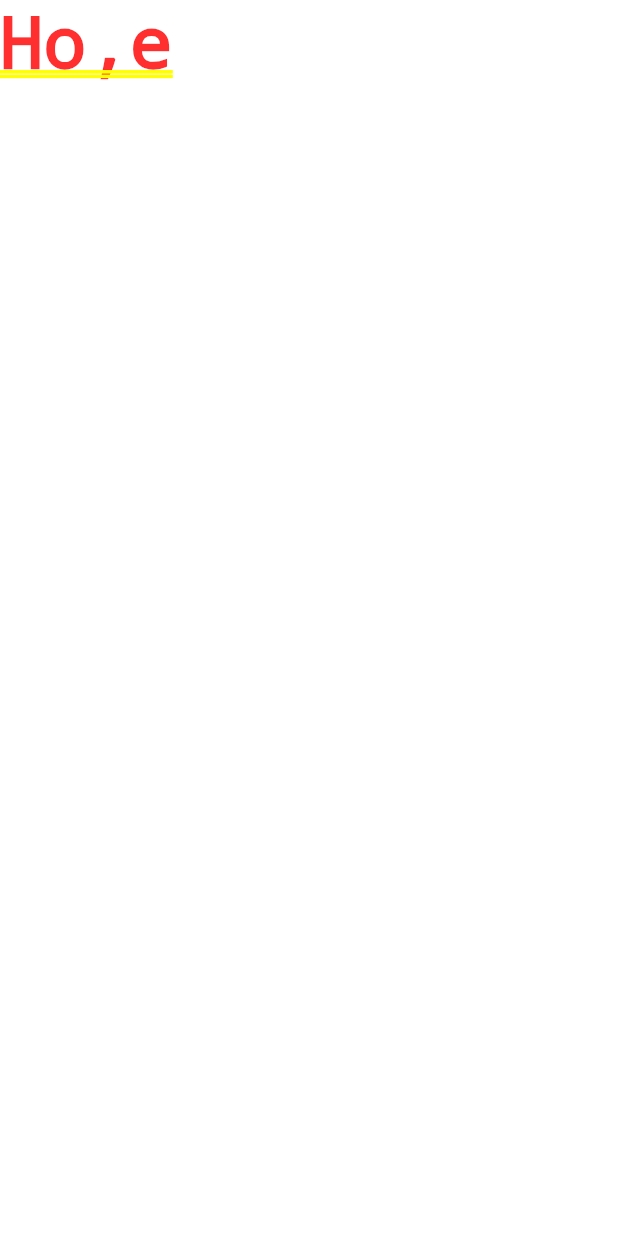
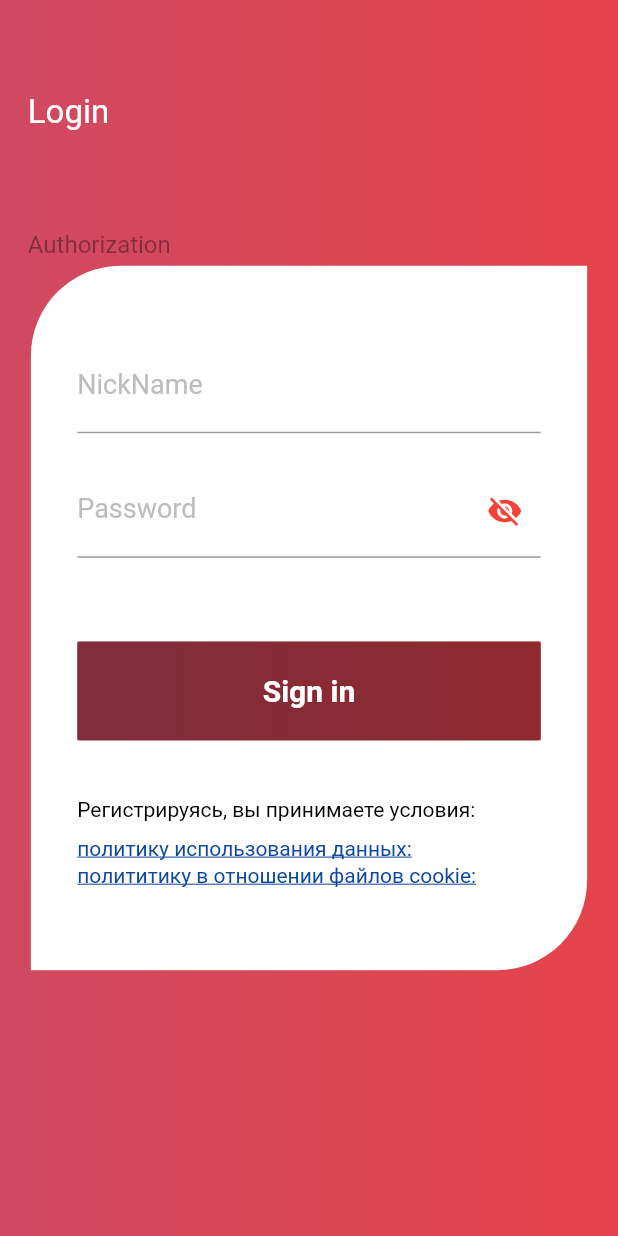
Before and after one commit to STStereotype/test-task-flutter, a Flutter app: the screen it shows after launch, on a phone screen of 412 x 824 dp. Run offline on Flutter 3.47's test engine with Material 2 defaults, Android fonts, the phone set to English and light mode, and no system bars.

Commit message:
login_page
Создание страницы регистрации с проверкой на корректные данные.

```diff
--- /dev/null
+++ b/test_task_flutter/lib/Pages/home_page.dart
@@ -0,0 +1,15 @@
+import 'package:flutter/material.dart';
+
+class HomePage extends StatefulWidget {
+  const HomePage({Key? key}) : super(key: key);
+
+  @override
+  _HomePageState createState() => _HomePageState();
+}
+
+class _HomePageState extends State<HomePage> {
+  @override
+  Widget build(BuildContext context) {
+    return Container();
+  }
+}
--- /dev/null
+++ b/test_task_flutter/lib/Pages/login_page.dart
@@ -0,0 +1,199 @@
+import 'package:test_task_flutter/validation/authorization.dart';
+import 'package:test_task_flutter/Widgets/input.dart';
+import 'package:test_task_flutter/Widgets/my_buttin.dart';
+import 'package:test_task_flutter/Widgets/text.dart';
+import 'package:flutter/material.dart';
+import 'dart:ui' as ui;
+
+double width = 0;
+double height = 0;
+
+class BackgroundSignIn extends CustomPainter {
+  @override
+  void paint(Canvas canvas, Size size) {
+    var paint = Paint()
+      ..shader = ui.Gradient.linear(
+        Offset(0, 0),
+        Offset(width, 0),
+        <Color>[
+          Color(0xFFD04961),
+          Color(0xFFE5434B),
+        ],
+      );
+    Path mainBackground = Path();
+    mainBackground.addRect(Rect.fromLTRB(0, 0, width, height));
+    canvas.drawPath(mainBackground, paint);
+    //blue
+    Path path = Path()
+      ..addRRect(RRect.fromRectAndCorners(
+          Rect.fromCenter(
+              center: Offset(width / 2, height / 2),
+              width: width * 0.9,
+              height: height * 0.57),
+          topLeft: Radius.circular(60),
+          bottomRight: Radius.circular(60)))
+      ..close();
+    var paint2 = Paint();
+    paint2.color = Colors.white;
+    canvas.drawPath(path, paint2);
+  }
+
+  @override
+  bool shouldRepaint(covariant CustomPainter oldDelegate) {
+    return oldDelegate != this;
+  }
+}
+
+class LoginPage extends StatefulWidget {
+  const LoginPage({Key? key}) : super(key: key);
+
+  @override
+  _LoginPageState createState() => _LoginPageState();
+}
+
+class _LoginPageState extends State<LoginPage> {
+  AuthorizationService _authorizationService = AuthorizationService();
+  TextEditingController _nickNameController = TextEditingController();
+  TextEditingController _passwordController = TextEditingController();
+
+  void _buttonAction() {
+    if (_authorizationService.signInWithNicknameAndPassword(
+        _nickNameController.text, _passwordController.text)) {
+      _nickNameController.clear();
+      _passwordController.clear();
+      Navigator.pushNamed(context, '/home_page');
+    }
+  }
+
+  _loginText() {
+    return MyText(
+      lable: 'Login',
+      padding: EdgeInsets.only(
+        top: height * 0.075,
+        left: width * 0.045,
+        right: width * 0.045,
+      ),
+      alignment: Alignment.topLeft,
+      textStyle: TextStyle(
+        fontSize: 22,
+        fontFamily: 'Roboto',
+        color: Colors.white,
+      ),
+    );
+  }
+
+  _form() {
+    return Column(
+      children: <Widget>[
+        MyText(
+          lable: 'Authorization',
+          padding: EdgeInsets.only(
+            top: height * 0.08,
+            left: width * 0.045,
+            right: width * 0.045,
+          ),
+          alignment: Alignment.topLeft,
+          textStyle: TextStyle(
+            fontSize: 16,
+            fontFamily: 'Roboto',
+            color: Colors.black38,
+          ),
+        ),
+        AuthorizationTextField(
+          padding: EdgeInsets.only(
+            top: height * 0.065,
+            left: width * 0.125,
+            right: width * 0.125,
+          ),
+          label: 'NickName',
+          controller: _nickNameController,
+        ),
+        AuthorizationTextField(
+          padding: EdgeInsets.only(
+            left: width * 0.125,
+            right: width * 0.125,
+            top: height * 0.025,
+          ),
+          label: 'Password',
+          isPassword: true,
+          controller: _passwordController,
+        ),
+        SizedBox(
+          height: height * 0.0677,
+        ),
+        MyButton(
+          height: height * 0.08,
+          width: width * 0.75,
+          func: _buttonAction,
+          lable: 'Sign in',
+          nickName: _nickNameController.text,
+          password: _passwordController.text,
+        ),
+        SizedBox(
+          height: height * 0.046,
+        ),
+        MyText(
+          lable: 'Регистрируясь, вы принимаете условия:',
+          padding: EdgeInsets.only(
+            left: width * 0.125,
+            right: width * 0.125,
+          ),
+          alignment: Alignment.topLeft,
+          textStyle: TextStyle(
+            fontSize: 14,
+            fontFamily: 'Roboto',
+            color: Colors.black,
+          ),
+        ),
+        MyText(
+          lable: 'политику использования данных:',
+          padding: EdgeInsets.only(
+            top: width * 0.025,
+            left: width * 0.125,
+            right: width * 0.125,
+          ),
+          alignment: Alignment.topLeft,
+          textStyle: TextStyle(
+            decoration: TextDecoration.underline,
+            fontSize: 14,
+            fontFamily: 'Roboto',
+            color: Colors.blue.shade900,
+          ),
+        ),
+        MyText(
+          lable: 'полититику в отношении файлов cookie:',
+          padding: EdgeInsets.only(
+            top: width * 0.005,
+            left: width * 0.125,
+            right: width * 0.125,
+          ),
+          alignment: Alignment.topLeft,
+          textStyle: TextStyle(
+            decoration: TextDecoration.underline,
+            fontSize: 14,
+            fontFamily: 'Roboto',
+            color: Colors.blue.shade900,
+          ),
+        ),
+      ],
+    );
+  }
+
+  @override
+  Widget build(BuildContext context) {
+    width = MediaQuery.of(context).size.width;
+    height = MediaQuery.of(context).size.height;
+    return Scaffold(
+      resizeToAvoidBottomInset: false,
+      body: CustomPaint(
+        painter: BackgroundSignIn(),
+        child: Column(
+          children: <Widget>[
+            _loginText(),
+            _form(),
+          ],
+        ),
+      ),
+    );
+  }
+}
--- /dev/null
+++ b/test_task_flutter/lib/Widgets/background_sign_in.dart
@@ -0,0 +1,39 @@
+import 'package:test_task_flutter/Pages/login_page.dart';
+import 'package:flutter/material.dart';
+import 'dart:ui' as ui;
+
+class BackgroundSignIn extends CustomPainter {
+  @override
+  void paint(Canvas canvas, Size size) {
+    var paint = Paint()
+      ..shader = ui.Gradient.linear(
+        Offset(0, 0),
+        Offset(width, 0),
+        <Color>[
+          Color(0xFFD04961),
+          Color(0xFFE5434B),
+        ],
+      );
+    Path mainBackground = Path();
+    mainBackground.addRect(Rect.fromLTRB(0, 0, width, height));
+    canvas.drawPath(mainBackground, paint);
+    //blue
+    Path path = Path()
+      ..addRRect(RRect.fromRectAndCorners(
+          Rect.fromCenter(
+              center: Offset(width / 2, height / 2),
+              width: width * 0.9,
+              height: height * 0.57),
+          topLeft: Radius.circular(60),
+          bottomRight: Radius.circular(60)))
+      ..close();
+    var paint2 = Paint();
+    paint2.color = Colors.white;
+    canvas.drawPath(path, paint2);
+  }
+
+  @override
+  bool shouldRepaint(covariant CustomPainter oldDelegate) {
+    return oldDelegate != this;
+  }
+}
--- /dev/null
+++ b/test_task_flutter/lib/Widgets/input.dart
@@ -0,0 +1,69 @@
+import 'package:flutter/material.dart';
+
+class AuthorizationTextField extends StatefulWidget {
+  final label;
+  final onChange;
+  final isPassword;
+  final textCapitalization;
+  final inputType;
+  final controller;
+  final iconData;
+  final padding;
+
+  AuthorizationTextField({
+    this.iconData,
+    this.controller,
+    this.inputType = TextInputType.text,
+    this.label,
+    this.onChange,
+    this.isPassword = false,
+    this.textCapitalization = TextCapitalization.none,
+    this.padding = EdgeInsets.zero,
+  });
+
+  @override
+  _AuthorizationTextFieldState createState() => _AuthorizationTextFieldState();
+}
+
+class _AuthorizationTextFieldState extends State<AuthorizationTextField> {
+  bool _showPwd = false;
+
+  @override
+  Widget build(BuildContext context) {
+    return Padding(
+      padding: widget.padding,
+      child: Container(
+        child: TextField(
+          controller: widget.controller,
+          keyboardType: widget.inputType,
+          textCapitalization: widget.textCapitalization,
+          obscureText: widget.isPassword && !_showPwd,
+          style: TextStyle(fontSize: 18, color: Colors.black),
+          decoration: InputDecoration(
+            labelText: widget.label,
+            labelStyle: TextStyle(
+              fontSize: 18,
+              color: Colors.grey.shade400,
+              fontWeight: FontWeight.normal,
+            ),
+            suffixIcon: widget.isPassword
+                ? IconButton(
+                    color: Colors.red,
+                    icon: Icon(
+                        _showPwd ? Icons.visibility : Icons.visibility_off),
+                    onPressed: () {
+                      setState(
+                        () {
+                          _showPwd = !_showPwd;
+                        },
+                      );
+                    },
+                  )
+                : null,
+          ),
+          onChanged: widget.onChange,
+        ),
+      ),
+    );
+  }
+}
--- /dev/null
+++ b/test_task_flutter/lib/Widgets/my_buttin.dart
@@ -0,0 +1,56 @@
+import 'package:flutter/material.dart';
+
+class MyButton extends StatelessWidget {
+  final func;
+  final width;
+  final height;
+  final lable;
+  final String nickName;
+  final String password;
+
+  MyButton({
+    Key? key,
+    this.func,
+    this.width,
+    this.height,
+    this.lable,
+    required this.nickName,
+    required this.password,
+  }) : super(key: key);
+
+  @override
+  _func() {
+    if (password != '' && nickName != '')
+      return func;
+    else
+      return null;
+  }
+
+  Widget build(BuildContext context) {
+    return Container(
+      width: width,
+      height: height,
+      decoration: BoxDecoration(
+        gradient: LinearGradient(
+          colors: [
+            Color(0xFFD04961),
+            Color(0xFFE5434B),
+          ],
+        ),
+      ),
+      // ignore: deprecated_member_use
+      child: RaisedButton(
+        color: Colors.transparent,
+        child: Text(
+          '$lable',
+          style: TextStyle(
+            fontWeight: FontWeight.bold,
+            color: Colors.white,
+            fontSize: 20,
+          ),
+        ),
+        onPressed: _func(),
+      ),
+    );
+  }
+}
--- /dev/null
+++ b/test_task_flutter/lib/Widgets/text.dart
@@ -0,0 +1,32 @@
+import 'package:flutter/material.dart';
+
+class MyText extends StatelessWidget {
+  final padding;
+  final lable;
+  final alignment;
+  final textStyle;
+
+  MyText({
+    Key? key,
+    this.lable,
+    this.alignment = Alignment.topLeft,
+    this.textStyle = TextStyle,
+    this.padding = EdgeInsets.zero,
+  }) : super(key: key);
+
+  @override
+  Widget build(BuildContext context) {
+    return Padding(
+      padding: padding,
+      child: Container(
+        child: Align(
+          alignment: alignment,
+          child: Text(
+            '$lable',
+            style: textStyle,
+          ),
+        ),
+      ),
+    );
+  }
+}
--- a/test_task_flutter/lib/main.dart
+++ b/test_task_flutter/lib/main.dart
@@ -1,19 +1,25 @@
 import 'package:flutter/material.dart';
+import 'package:test_task_flutter/Pages/home_page.dart';
+import 'package:test_task_flutter/Pages/login_page.dart';
 
 void main() {
   runApp(MyApp());
 }
 
 class MyApp extends StatelessWidget {
-  // This widget is the root of your application.
   @override
   Widget build(BuildContext context) {
     return MaterialApp(
-      title: 'Test task',
+      title: 'Flutter Demo',
       theme: ThemeData(
         primarySwatch: Colors.blue,
+        visualDensity: VisualDensity.adaptivePlatformDensity,
       ),
-      home: Text('Ho,e'),
+      initialRoute: '/login_page',
+      routes: {
+        '/login_page': (context) => LoginPage(),
+        '/home_page': (context) => HomePage(),
+      },
     );
   }
 }
--- /dev/null
+++ b/test_task_flutter/lib/validation/authorization.dart
@@ -0,0 +1,25 @@
+class AuthorizationService {
+  bool _validNickName(String nickName) {
+    if (nickName != '') {
+      return true;
+    } else {
+      return false;
+    }
+  }
+
+  bool _validPassword(String password) {
+    if (password.length >= 3 && password.length <= 9) {
+      return true;
+    } else {
+      return false;
+    }
+  }
+
+  bool signInWithNicknameAndPassword(String nickName, String password) {
+    return _validNickName(nickName)
+        ? _validPassword(password)
+            ? true
+            : false
+        : false;
+  }
+}
--- a/test_task_flutter/pubspec.yaml
+++ b/test_task_flutter/pubspec.yaml
@@ -23,6 +23,8 @@ environment:
 dependencies:
   flutter:
     sdk: flutter
+  intl: any
+  provider: ^5.0.0
 
 
   # The following adds the Cupertino Icons font to your application.
```
Also changed, not shown: test_task_flutter/lib/Widgets/login_page.dart (deleted), test_task_flutter/pubspec.lock.
